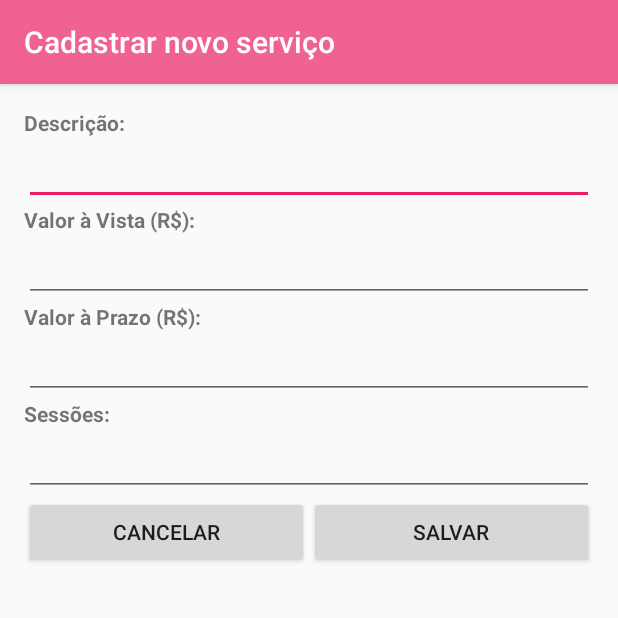
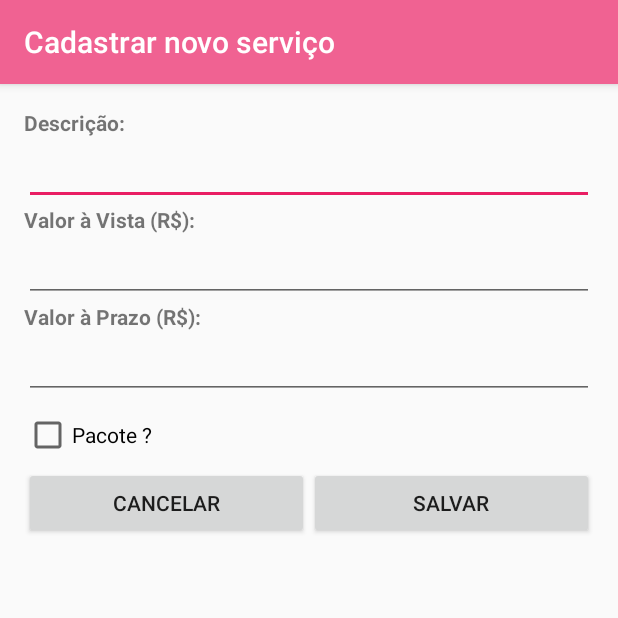
Before and after one commit to lucassimao/BeautyProAndroid, an Android app: the fragment ServicoFragment placed in its activity, on a phone screen of 412 x 824 dp, the top half of it. Run offline under Robolectric (Android 15) with nearby library versions, the phone set to English and light mode, and no system bars; our stand-ins replace Firebase (no records; nobody signed in at launch, a user with empty details on screens opened directly); libraries missing offline, so code that uses them is left out: com.firebase.ui.

Commit message:
checkbox indicando se é pacote ou nao

```diff
--- a/app/src/main/java/br/com/beautybox/servicos/ServicosListFragment.java
+++ b/app/src/main/java/br/com/beautybox/servicos/ServicosListFragment.java
@@ -14,6 +14,7 @@ import android.widget.ProgressBar;
 import android.widget.Toast;
 
 import com.firebase.ui.database.FirebaseListAdapter;
+import com.google.firebase.crash.FirebaseCrash;
 import com.google.firebase.database.DataSnapshot;
 import com.google.firebase.database.DatabaseError;
 import com.google.firebase.database.Query;
@@ -76,6 +77,7 @@ public class ServicosListFragment extends ListFragment {
 
             @Override
             public void onCancelled(DatabaseError databaseError) {
+                FirebaseCrash.report(databaseError.toException());
             }
         });
 
--- a/app/src/main/res/layout/fragment_servico.xml
+++ b/app/src/main/res/layout/fragment_servico.xml
@@ -44,17 +44,35 @@
         android:inputType="numberDecimal"
         />
 
+    <LinearLayout
+        android:layout_width="match_parent"
+        android:orientation="horizontal"
+        android:layout_height="wrap_content">
+
+        <CheckBox
+            android:layout_width="wrap_content"
+            android:text="Pacote ?"
+            android:layout_marginRight="15dp"
+            android:id="@+id/check_box_is_pacote"
+            android:layout_height="wrap_content" />
+
         <TextView
             android:layout_width="wrap_content"
             android:layout_height="wrap_content"
+            android:id="@+id/txt_view_sessoes"
             android:textStyle="bold"
+            android:visibility="invisible"
             android:text="Sessões:"/>
 
         <EditText
             android:id="@+id/edit_qtde_sessoes"
             android:layout_width="match_parent"
+            android:visibility="invisible"
             android:layout_height="wrap_content"
             android:inputType="number"/>
+
+
+    </LinearLayout>
 
     <!-- Botões -->
 
```
Also changed, not shown: app/src/main/java/br/com/beautybox/servicos/ServicoFragment.java (+32 -2 lines), app/src/main/java/br/com/beautybox/servicos/ServicosAdapter.java (+8 -1 lines), app/src/main/res/layout/list_item_servicos.xml (+18 -5 lines). Lines whose indentation alone changed are shown as unchanged.
